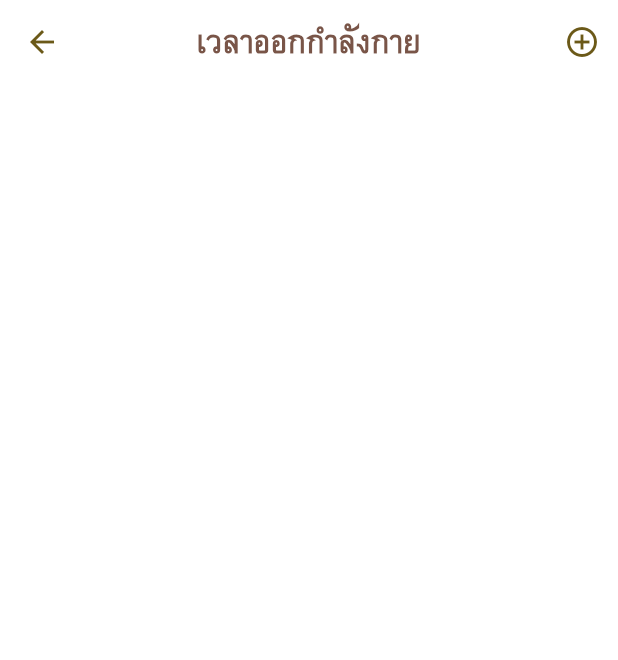
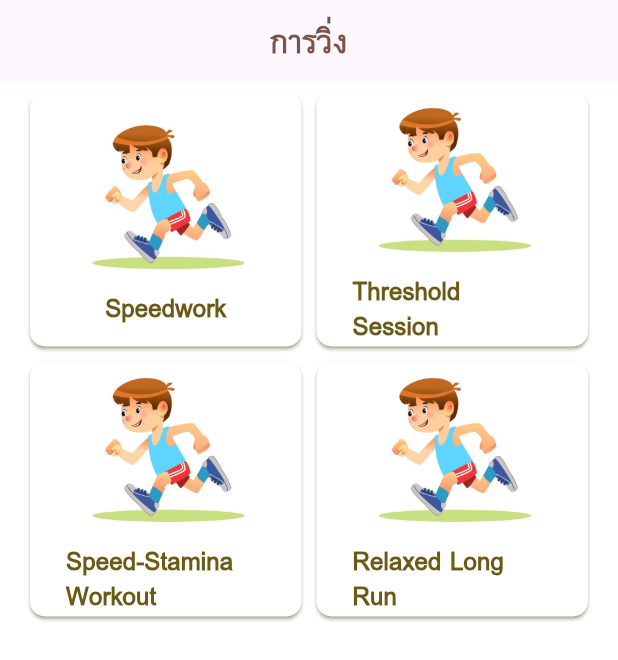
Before and after one commit to magomie/Health-reminders, a Flutter app: the exercisePage screen opened directly, after a tap on "การวิ่ง", on a phone screen of 412 x 824 dp. Shown: the top 660 px of the screen. Run offline on Flutter 3.47's test engine with Material 3 defaults, Android fonts, the phone set to English and light mode, and no system bars.

```diff
--- a/health_reminders/lib/pages/exercise.dart
+++ b/health_reminders/lib/pages/exercise.dart
@@ -3,6 +3,7 @@ import 'package:health_reminders/pages/notidoctor2.dart';
 import 'package:health_reminders/pages/notidrug.dart';
 import 'package:health_reminders/pages/notiexercise.dart';
 import 'package:health_reminders/pages/notisleep.dart';
+import 'package:health_reminders/pages/run.dart';
 import 'package:health_reminders/styles/button.dart';
 import 'package:health_reminders/styles/color.dart';
 import 'package:health_reminders/styles/text.dart';
@@ -53,7 +54,7 @@ class exercisePage extends StatelessWidget {
                         print('Button 1 Pressed');
                         Navigator.push(
                         context,
-                        MaterialPageRoute(builder: (context) => notiexcerisePage()),
+                        MaterialPageRoute(builder: (context) => runPage()),
                       );
                       },
 
--- /dev/null
+++ b/health_reminders/lib/pages/run.dart
@@ -0,0 +1,202 @@
+import 'package:flutter/material.dart';
+import 'package:health_reminders/pages/Threshold.dart';
+import 'package:health_reminders/pages/addmenu.dart';
+import 'package:health_reminders/pages/addmenucal.dart';
+import 'package:health_reminders/pages/addmenucal.dart';
+import 'package:health_reminders/pages/exercise.dart';
+import 'package:health_reminders/pages/food.dart';
+import 'package:health_reminders/pages/gender.dart';
+import 'package:health_reminders/pages/news.dart';
+import 'package:health_reminders/pages/notification.dart';
+import 'package:health_reminders/styles/button.dart';
+import 'package:health_reminders/styles/color.dart';
+import 'package:health_reminders/styles/text.dart';
+
+class runPage extends StatefulWidget {
+  @override
+  _informationPageState createState() => _informationPageState();
+}
+
+class _informationPageState extends State<runPage> {
+  @override
+  Widget build(BuildContext context) {
+    return Scaffold(
+      backgroundColor: white,
+      resizeToAvoidBottomInset: false,
+      appBar: AppBar(
+        automaticallyImplyLeading:
+            false, // This property is redundant and not needed here
+        centerTitle: true,
+        title: Text(
+          'การวิ่ง',
+          style: TextStyle(
+            color: Colors.brown, // Assuming 'brown' is a defined color variable
+            fontFamily: 'Garuda',
+            fontSize: 20,
+            fontWeight: FontWeight.bold,
+          ),
+        ),
+      ),
+      body: SingleChildScrollView(
+        child: Container(
+          child: Column(
+            mainAxisAlignment: MainAxisAlignment.spaceEvenly,
+            crossAxisAlignment: CrossAxisAlignment.start,
+            children: <Widget>[
+              SizedBox(
+                height: 5,
+              ),
+              Padding(
+                padding: const EdgeInsets.only(left: 20.0, right: 20.0),
+                child: Row(
+                  children: [
+                    Expanded(
+                      child: Container(
+                        width: double
+                            .infinity, // ตั้งค่าเป็น double.infinity เพื่อให้ช่องว่างทั้งหมดเท่ากัน
+                        height: 170.0,
+                        child: ElevatedButton(
+                          style: buttonmanu,
+                          onPressed: () {
+                            // Handle the first button press
+                            print('Button 1 Pressed');
+                            Navigator.push(
+                              context,
+                              MaterialPageRoute(
+                                  builder: (context) => addmenucalPage()),
+                            );
+                          },
+                          child: Column(
+                            mainAxisAlignment: MainAxisAlignment.center,
+                            children: [
+                              Image.asset(
+                                'asset/image/run.jpg',
+                                width: 110,
+                                height: 110,
+                              ),
+                              SizedBox(
+                                height: 10,
+                              ),
+                              Text('Speedwork', style: TextStyles.Tlogin),
+                            ],
+                          ),
+                        ),
+                      ),
+                    ),
+                    SizedBox(width: 10.0),
+                    Expanded(
+                      child: Container(
+                        width: double.infinity,
+                        height: 170.0,
+                        child: ElevatedButton(
+                          style: buttonmanu,
+                          onPressed: () {
+                            // Handle the first button press
+                            print('Button 2 Pressed');
+                            Navigator.push(
+                              context,
+                              MaterialPageRoute(
+                                  builder: (context) => thresholdPage()),
+                            );
+                          },
+                          child: Column(
+                            mainAxisAlignment: MainAxisAlignment.center,
+                            children: [
+                              Image.asset(
+                                'asset/image/run.jpg',
+                                width: 110,
+                                height: 110,
+                              ),
+                              SizedBox(
+                                height: 10,
+                              ),
+                              Text('Threshold Session',
+                                  style: TextStyles.Tlogin),
+                            ],
+                          ),
+                        ),
+                      ),
+                    ),
+                  ],
+                ),
+              ),
+              SizedBox(
+                height: 10,
+              ),
+              Padding(
+                padding: const EdgeInsets.only(left: 20.0, right: 20.0),
+                child: Row(
+                  children: [
+                    Expanded(
+                      child: Container(
+                        width: double
+                            .infinity, // ตั้งค่าเป็น double.infinity เพื่อให้ช่องว่างทั้งหมดเท่ากัน
+                        height: 170.0,
+                        child: ElevatedButton(
+                          style: buttonmanu,
+                          onPressed: () {
+                            // Handle the first button press
+                            print('Button go to exercisepage');
+                            Navigator.push(
+                              context,
+                              MaterialPageRoute(
+                                  builder: (context) => exercisePage()),
+                            );
+                          },
+                          child: Column(
+                            mainAxisAlignment: MainAxisAlignment.center,
+                            children: [
+                              Image.asset(
+                                'asset/image/run.jpg',
+                                width: 110,
+                                height: 110,
+                              ),
+                              SizedBox(
+                                height: 10,
+                              ),
+                              Text('Speed-Stamina Workout',
+                                  style: TextStyles.Tlogin),
+                            ],
+                          ),
+                        ),
+                      ),
+                    ),
+                    SizedBox(width: 10.0),
+                    Expanded(
+                      child: Container(
+                        width: double.infinity,
+                        height: 170.0,
+                        child: ElevatedButton(
+                          style: buttonmanu,
+                          onPressed: () {
+                            // Handle the first button press
+                            print('Button 2 Pressed');
+                          },
+                          child: Column(
+                            mainAxisAlignment: MainAxisAlignment.center,
+                            children: [
+                              Image.asset(
+                                'asset/image/run.jpg',
+                                width: 110,
+                                height: 110,
+                              ),
+                              SizedBox(
+                                height: 10,
+                              ),
+                              Text('Relaxed Long Run',
+                                  style: TextStyles.Tlogin),
+                            ],
+                          ),
+                        ),
+                      ),
+                    ),
+                  ],
+                ),
+              ),
+            ],
+          ),
+        ),
+      ),
+    );
+  }
+}
--- a/health_reminders/pubspec.yaml
+++ b/health_reminders/pubspec.yaml
@@ -57,6 +57,7 @@ flutter:
   assets:
     - asset/image/drug.png
     - asset/image/mumu.jpg
+    - asset/image/run.jpg
 
   uses-material-design: true
 
```
Also changed, not shown: health_reminders/lib/pages/Threshold.dart (added, +83 -0 lines), health_reminders/lib/pages/calcalorie.dart (added, +105 -0 lines), health_reminders/lib/pages/home.dart (+4 -3 lines), health_reminders/lib/pages/news.dart (+4 -3 lines), health_reminders/lib/styles/button.dart (+11 -0 lines), health_reminders/asset/image/run.jpg (added), health_reminders/lib/styles/color.dart (line endings or trailing spaces).
